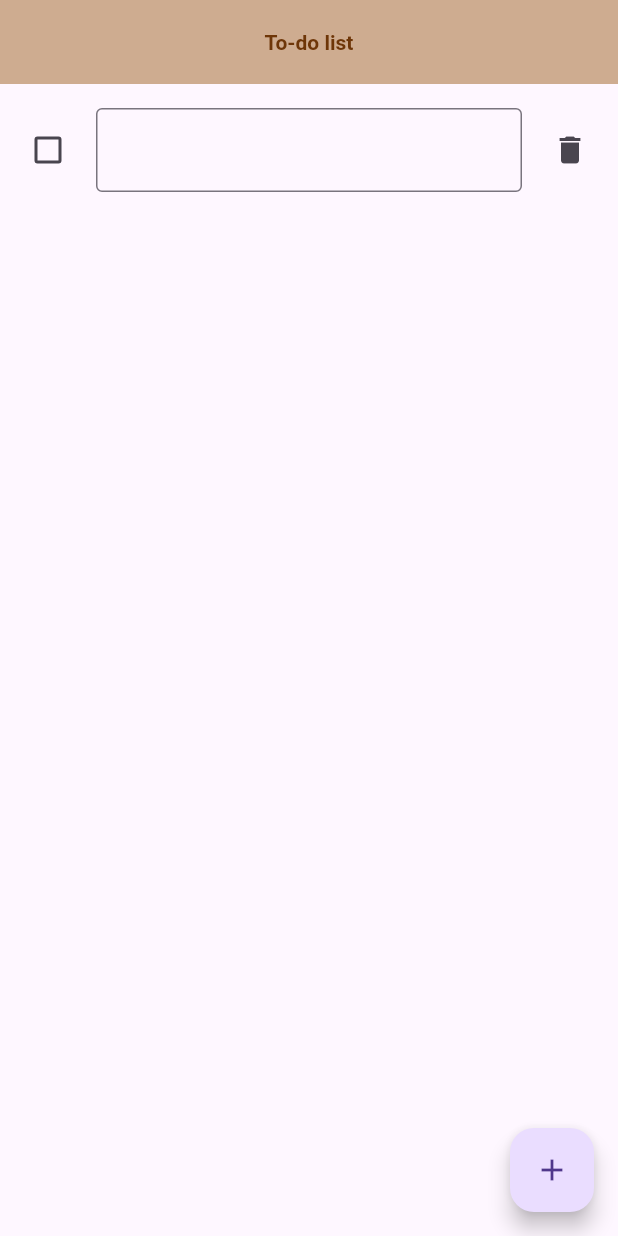
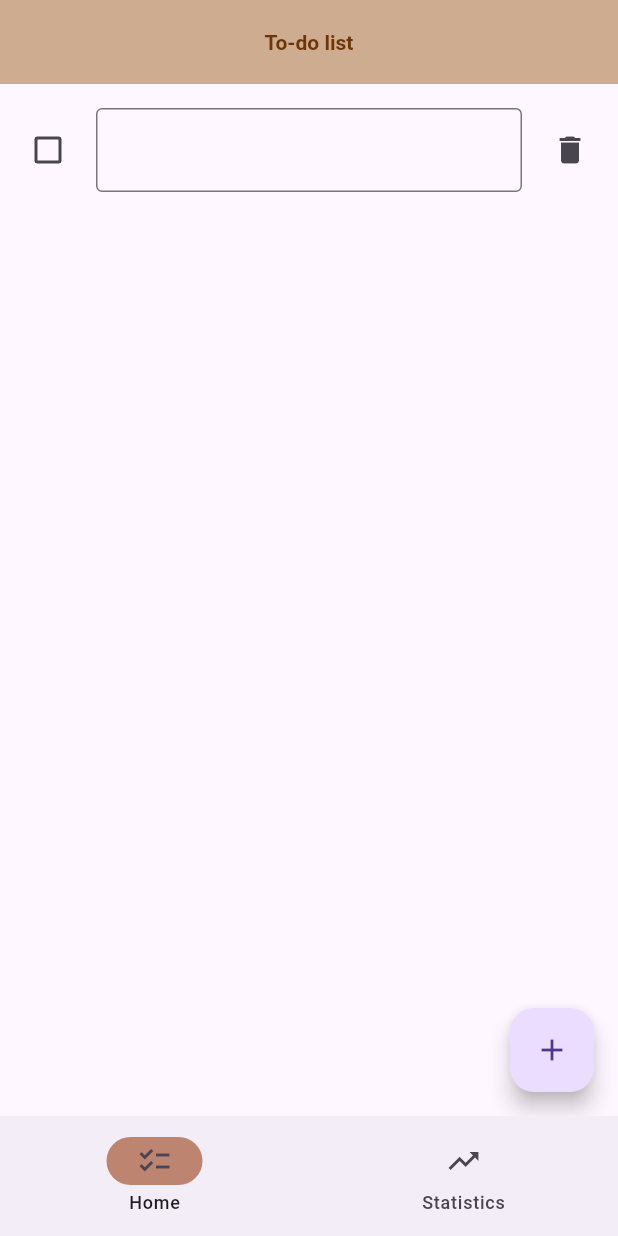
Before and after one commit to nicksonho/flutter_todo_list, a Flutter app: the screen it shows after launch, after a tap on the "add" icon, on a phone screen of 412 x 824 dp. Run offline on Flutter 3.47's test engine with Material 3 defaults, Android fonts, the phone set to English and light mode, and no system bars.

Commit message:
feature/navigation_bar
feat: added new navigation bar

style: separated the main.dart code to separate folders and files to make the code more readable.

```diff
--- a/lib/main.dart
+++ b/lib/main.dart
@@ -1,8 +1,17 @@
 import 'package:flutter/material.dart';
+import 'package:provider/provider.dart';
+import '../pages/home_page.dart';
 
 
 void main() {
-  runApp(MyApp());
+  runApp(ChangeNotifierProvider(
+    create:(context) => StatisticModel(
+      currentList: [],
+      recentlyDeleted: [],
+    ),
+    child: MyApp()
+    )
+  );
 }
 
 class MyApp extends StatelessWidget {
@@ -16,123 +25,38 @@ class MyApp extends StatelessWidget {
       theme: ThemeData(
         primaryColor: Color.fromARGB(255, 206, 172, 144)
       ),
-      home: TodoPage()
-    );
-  }
-}
-class TodoPage extends StatelessWidget {
-  const TodoPage({super.key});
-
-  @override
-  Widget build(BuildContext context) {
-
-    return Scaffold(
-      appBar: appBar(),
-      body: ListColumn(),
+      home: HomePage()
     );
   }
 }
 
-AppBar appBar() {
-  return AppBar(
-    centerTitle: true,
-    title: Text('To-do list'),
-    titleTextStyle: TextStyle(
-      color: Color.fromARGB(255, 110, 54, 8),
-      fontSize: 14,
-      fontWeight: FontWeight.bold,
-    ),
-    backgroundColor: Color.fromARGB(255, 206, 172, 144),
-  );
-}
+class StatisticModel extends ChangeNotifier {
+  List<String> _currentList;
+  List<String> _recentlyDeleted;
 
+  StatisticModel({
+    required List<String> currentList,
+    required List<String> recentlyDeleted,
+  }) : _currentList = currentList,
+       _recentlyDeleted = recentlyDeleted;
 
+  // Getter methods (expose lists without allowing direct modification)
+  List<String> get currentList => List.unmodifiable(_currentList);
+  List<String> get recentlyDeleted => List.unmodifiable(_recentlyDeleted);
 
-class ListColumn extends StatefulWidget {
-  const ListColumn({super.key});
-
-  @override
-  State<ListColumn> createState() => _ListColumnState();
-}
-
-class _ListColumnState extends State<ListColumn> {
-  final List<TextEditingController> _controllers = [];
-
-  void _addTodoItem() {
-    setState(() {
-      _controllers.add(TextEditingController());
-    });
+  void addCurrent(String item) {
+    _currentList = [..._currentList, item];
+    notifyListeners(); // Critical for UI updates
   }
 
-  void _removeTodoItem(int index) {
-    setState(() {
-      _controllers.removeAt(index);
-    });
+  void addDeleted(String item) {
+    _recentlyDeleted = [..._recentlyDeleted, item];
+    notifyListeners();
   }
 
-  @override
-  void dispose() {
-    for (final controller in _controllers) {
-      controller.dispose();
-    }
-    super.dispose();
-  }
-
-  @override
-  Widget build(BuildContext context) {
-    return Scaffold(
-      body: ListView.builder(
-        itemCount: _controllers.length,
-        itemBuilder: (context, index) {
-          return Padding(
-            padding: const EdgeInsets.all(8),
-            child: Row(
-              children: [
-                MyCheckbox(),
-                Expanded(
-                  child: Padding(
-                    padding: const EdgeInsets.all(8.0),
-                    child: TextField(
-                      controller: _controllers[index],
-                      decoration: InputDecoration(
-                        border: OutlineInputBorder(),
-                      )
-                    ),
-                  )
-                ),
-                IconButton(
-                  onPressed: () => _removeTodoItem(index),
-                  icon: Icon(Icons.delete)
-                )
-              ]
-            )
-          );
-        }
-      ),
-      floatingActionButton: FloatingActionButton(
-        onPressed: _addTodoItem,
-        child: Icon(Icons.add)),
-    );
+  void removeCurrent(String item) {
+    _currentList = _currentList.where((i) => i != item).toList();
+    _recentlyDeleted = [..._recentlyDeleted, item];
+    notifyListeners();
   }
 }
-
-class MyCheckbox extends StatefulWidget {
-  @override
-  _MyCheckboxState createState() => _MyCheckboxState();
-}
-
-class _MyCheckboxState extends State<MyCheckbox> {
-  bool isChecked = false;
-
-  @override
-  Widget build(BuildContext context) {
-    return Checkbox(
-      value: isChecked,
-      onChanged: (bool? newValue) {
-        setState(() {
-          isChecked = newValue ?? false;
-        });
-      },
-    );
-  }
-}
--- /dev/null
+++ b/lib/pages/home_page.dart
@@ -0,0 +1,139 @@
+import 'package:flutter/material.dart';
+import '../widgets/my_navigation_bar.dart';
+
+
+class HomePage extends StatefulWidget {
+  const HomePage({super.key});
+
+  @override
+  State<HomePage> createState() => _HomePageState();
+}
+
+class _HomePageState extends State<HomePage> {
+  int currentPageIndex = 0;
+
+  void _onDestinationSelected(int index) {
+    setState(() {
+      currentPageIndex = index;
+    });
+  }
+  @override
+  Widget build(BuildContext context) {
+
+    return Scaffold(
+      appBar: appBar(),
+      body: ListColumn(),
+      bottomNavigationBar: MyNavigationBar(
+        currentIndex: currentPageIndex,
+        onDestinationSelected: _onDestinationSelected
+      )
+    );
+  }
+}
+
+
+AppBar appBar() {
+  return AppBar(
+    centerTitle: true,
+    title: Text('To-do list'),
+    titleTextStyle: TextStyle(
+      color: Color.fromARGB(255, 110, 54, 8),
+      fontSize: 14,
+      fontWeight: FontWeight.bold,
+    ),
+    backgroundColor: Color.fromARGB(255, 206, 172, 144),
+  );
+}
+
+
+
+class ListColumn extends StatefulWidget {
+  const ListColumn({super.key});
+
+  @override
+  State<ListColumn> createState() => _ListColumnState();
+}
+
+class _ListColumnState extends State<ListColumn> {
+  final List<TextEditingController> _controllers = [];
+
+  void _addTodoItem() {
+    setState(() {
+      _controllers.add(TextEditingController());
+    });
+  }
+
+  void _removeTodoItem(int index) {
+    setState(() {
+      _controllers.removeAt(index);
+    });
+  }
+
+  @override
+  void dispose() {
+    for (final controller in _controllers) {
+      controller.dispose();
+    }
+    super.dispose();
+  }
+
+  @override
+  Widget build(BuildContext context) {
+    return Scaffold(
+      body: ListView.builder(
+        itemCount: _controllers.length,
+        itemBuilder: (context, index) {
+          return Padding(
+            padding: const EdgeInsets.all(8),
+            child: Row(
+              children: [
+                MyCheckbox(),
+                Expanded(
+                  child: Padding(
+                    padding: const EdgeInsets.all(8.0),
+                    child: TextField(
+                      controller: _controllers[index],
+                      decoration: InputDecoration(
+                        border: OutlineInputBorder(),
+                      )
+                    ),
+                  )
+                ),
+                IconButton(
+                  onPressed: () => _removeTodoItem(index),
+                  icon: Icon(Icons.delete)
+                )
+              ]
+            )
+          );
+        }
+      ),
+      floatingActionButton: FloatingActionButton(
+        onPressed: _addTodoItem,
+        child: Icon(Icons.add)),
+    );
+  }
+}
+
+class MyCheckbox extends StatefulWidget {
+  const MyCheckbox({super.key});
+
+  @override
+  _MyCheckboxState createState() => _MyCheckboxState();
+}
+
+class _MyCheckboxState extends State<MyCheckbox> {
+  bool isChecked = false;
+
+  @override
+  Widget build(BuildContext context) {
+    return Checkbox(
+      value: isChecked,
+      onChanged: (bool? newValue) {
+        setState(() {
+          isChecked = newValue ?? false;
+        });
+      },
+    );
+  }
+}
--- /dev/null
+++ b/lib/widgets/my_navigation_bar.dart
@@ -0,0 +1,33 @@
+import 'package:flutter/material.dart';
+
+class MyNavigationBar extends StatelessWidget {
+  const MyNavigationBar({
+    super.key,
+    required this.currentIndex,
+    required this.onDestinationSelected,
+    this.indicatorColor = const Color.fromARGB(255, 189, 132, 111),
+  });
+
+  final int currentIndex;
+  final ValueChanged<int> onDestinationSelected;
+  final Color indicatorColor;
+
+  @override
+  Widget build(BuildContext context) {
+    return NavigationBar(
+      onDestinationSelected: onDestinationSelected,
+      indicatorColor: indicatorColor,
+      destinations: const <Widget>[
+        NavigationDestination(
+          selectedIcon: Icon(Icons.checklist),
+          icon: Icon(Icons.checklist_outlined),
+          label: "Home",
+        ),
+        NavigationDestination(
+          icon: Icon(Icons.trending_up_outlined),
+          label: "Statistics"
+        )
+      ],
+    );
+  }
+}
--- a/pubspec.yaml
+++ b/pubspec.yaml
@@ -34,6 +34,7 @@ dependencies:
   # The following adds the Cupertino Icons font to your application.
   # Use with the CupertinoIcons class for iOS style icons.
   cupertino_icons: ^1.0.8
+  provider: ^6.1.5
 
 dev_dependencies:
   flutter_test:
```
Also changed, not shown: lib/pages/statistics_page.dart (added, +10 -0 lines), pubspec.lock, 1 other file.
